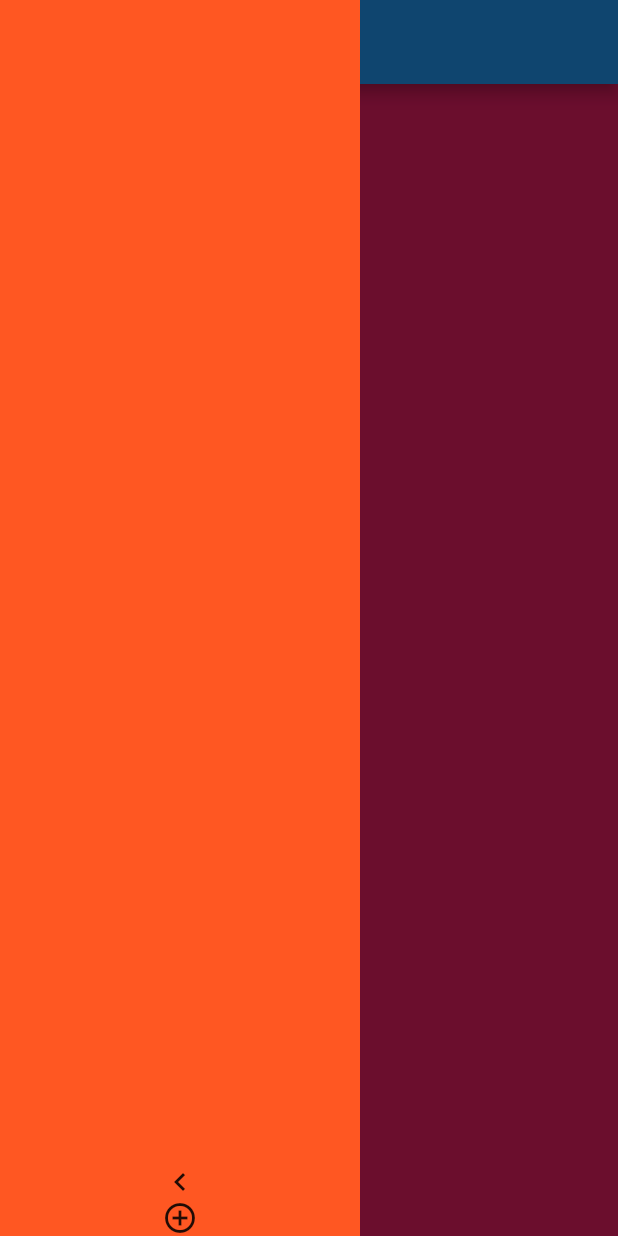
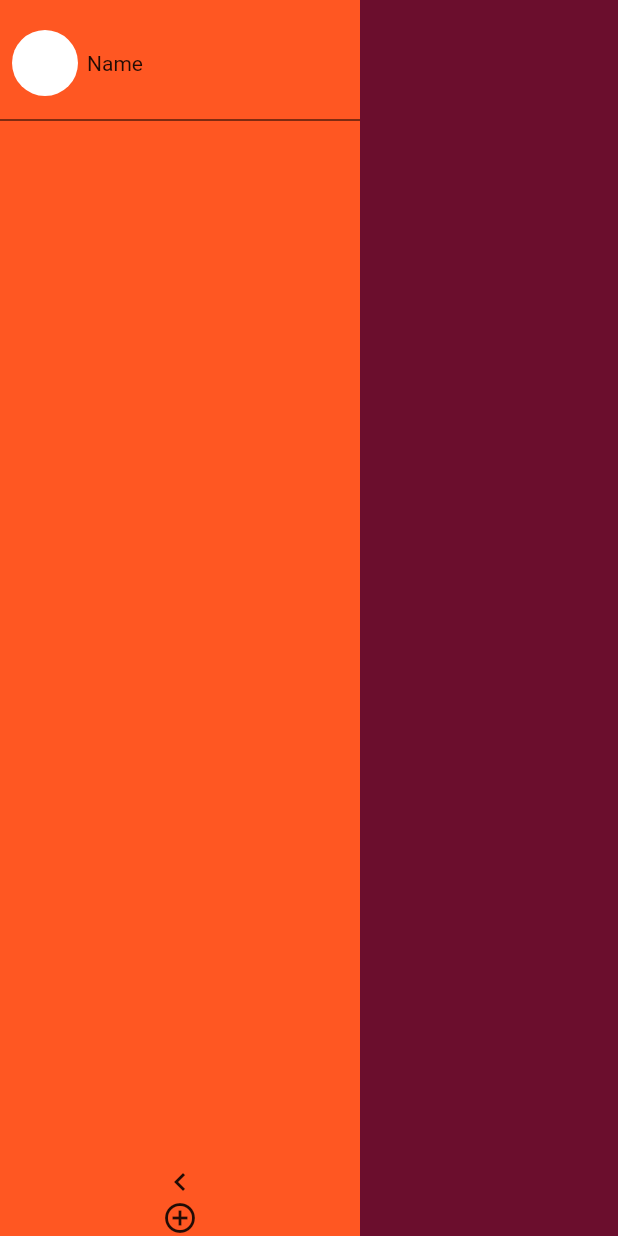
Before and after one commit to yoR-rihsihS/privately, a Flutter app: the HomePage screen opened directly, with the side drawer open, on a phone screen of 412 x 824 dp. Run offline on Flutter 3.47's test engine with Material 2 defaults, Android fonts, the phone set to English and light mode, and no system bars; our stand-ins replace firebase_auth, google_sign_in; accounts and stored records are empty.

Commit message:
somewhere in middle

```diff
--- a/lib/components/chat_head.dart
+++ b/lib/components/chat_head.dart
@@ -2,31 +2,26 @@ import 'package:flutter/material.dart';
 
 class ChatHead extends StatefulWidget {
   final String name;
-  final int index;
+  final Color color;
   final AnimationController animationController;
   final double maxWidth;
   final double minWidth;
+  final VoidCallback onTap;
 
-  ChatHead(
-      {this.name,
-      this.index,
+  ChatHead({
+    this.name,
+    this.color,
     this.animationController,
     this.minWidth,
-      this.maxWidth});
+    this.maxWidth,
+    this.onTap,
+  });
 
   _ChatHeadState createState() => _ChatHeadState();
 }
 
 class _ChatHeadState extends State<ChatHead> {
   Animation<double> widthAnimation, sizedBoxAnimation;
-
-  List<Color> colorlist = [
-    Colors.teal,
-    Colors.cyan,
-    Colors.indigo,
-    Colors.purple,
-    Colors.red
-  ];
 
   void initState() {
     super.initState();
@@ -42,11 +37,13 @@ class _ChatHeadState extends State<ChatHead> {
         bottom: 8.0,
         left: 8.0,
       ),
+      child: InkWell(
+        onTap: widget.onTap,
         child: Row(
           children: <Widget>[
             CircleAvatar(
               radius: 22.0,
-            backgroundColor: colorlist[widget.index % 5],
+              backgroundColor: widget.color,
             ),
             SizedBox(
               width: 6.0,
@@ -58,12 +55,15 @@ class _ChatHeadState extends State<ChatHead> {
                       overflow: TextOverflow.ellipsis,
                     ),
                   )
-              : SizedBox(width: 0.0,),
+                : SizedBox(
+                    width: 0.0,
+                  ),
             SizedBox(
               width: sizedBoxAnimation.value,
             ),
           ],
         ),
+      ),
     );
   }
 }
--- a/lib/components/collapsing_drawer.dart
+++ b/lib/components/collapsing_drawer.dart
@@ -3,10 +3,16 @@ import 'package:privately/components/chat_head.dart';
 import 'package:privately/models/chat_head_model.dart';
 
 class CollapsingDrawer extends StatefulWidget {
+  final int currentSelectedIndex;
   final List<ChatHeadModel> chatHeadModel;
-  final VoidCallback addChatHead;
+  final Function(BuildContext) addChatHead;
+  final Function(int) changePage;
 
-  CollapsingDrawer({this.chatHeadModel, this.addChatHead});
+  CollapsingDrawer(
+      {this.chatHeadModel,
+      this.addChatHead,
+      this.changePage,
+      this.currentSelectedIndex});
 
   _CollapsingDrawerState createState() => _CollapsingDrawerState();
 }
@@ -39,8 +45,29 @@ class _CollapsingDrawerState extends State<CollapsingDrawer>
       width: widthAnimation.value,
       child: Column(
         children: <Widget>[
-          SizedBox(
-            height: 80.0,
+          Container(
+            height: 72.0,
+            width: widthAnimation.value,
+            color: Colors.deepOrange[500],
+            child: Column(
+                mainAxisAlignment: MainAxisAlignment.end,
+                children: <Widget>[
+                  ChatHead(
+                    name: "Name",
+                    color: widget.currentSelectedIndex == 0
+                        ? Colors.white
+                        : Colors.black,
+                    animationController: _animationController,
+                    minWidth: minWidth,
+                    maxWidth: maxWidth,
+                    onTap: () {
+                      widget.changePage(0);
+                    },
+                  ),
+                ]),
+          ),
+          Divider(
+            color: Colors.black,
           ),
           Expanded(
             child: ListView.builder(
@@ -50,10 +77,15 @@ class _CollapsingDrawerState extends State<CollapsingDrawer>
               itemBuilder: (BuildContext context, int counter) {
                 return ChatHead(
                   name: widget.chatHeadModel[counter].name,
-                  index: widget.chatHeadModel[counter].index,
+                  color: widget.currentSelectedIndex == (counter + 1)
+                      ? Colors.white
+                      : Colors.black,
                   animationController: _animationController,
                   minWidth: minWidth,
                   maxWidth: maxWidth,
+                  onTap: () {
+                    widget.changePage(counter + 1);
+                  },
                 );
               },
               itemCount: widget.chatHeadModel == null
@@ -76,7 +108,7 @@ class _CollapsingDrawerState extends State<CollapsingDrawer>
             child: Icon(Icons.add_circle_outline),
             onTap: () {
               setState(() {
-                widget.addChatHead();
+                widget.addChatHead(context);
               });
             },
           ),
--- a/lib/models/chat_head_model.dart
+++ b/lib/models/chat_head_model.dart
@@ -1,7 +1,13 @@
-class ChatHeadModel
-{
+import 'package:flutter/material.dart';
+
+class ChatHeadModel {
   String name;
-  int index;
+  String chatId;
+  int icon;
 
-  ChatHeadModel({this.name, this.index});
+  ChatHeadModel({
+    this.name,
+    this.icon,
+    this.chatId,
+  });
 }
--- a/lib/pages/home_page.dart
+++ b/lib/pages/home_page.dart
@@ -1,7 +1,10 @@
 import 'package:flutter/material.dart';
 import 'package:privately/authentication.dart';
+import 'package:privately/components/add_chartroom.dart';
 import 'package:privately/components/collapsing_drawer.dart';
 import 'package:privately/models/chat_head_model.dart';
+import 'package:intl/intl.dart';
+import 'package:privately/pages/chat_room.dart';
 
 class HomePage extends StatefulWidget {
   final VoidCallback onSignedOut;
@@ -9,27 +12,61 @@ class HomePage extends StatefulWidget {
 
   HomePage({this.onSignedOut, this.auth});
 
-  @override
   _HomePageState createState() => _HomePageState();
 }
 
 class _HomePageState extends State<HomePage> {
   List<ChatHeadModel> chatHeadModel = [];
+  int currentSelectedIndex = 0;
+  String _name;
+  var format = DateFormat("H-m-d-M-y");
 
-  void addChatHead()
-  {
+  void getName(String name) {
+    _name = name;
+  }
+
+  void createChatRoom() {
+    var now = format.format(DateTime.now());
+    print(_name.replaceAll(" ", "") + "-" + now);
     setState(() {
-      chatHeadModel.add(ChatHeadModel(name: "1234567891123456789212345", index: (chatHeadModel.length + 1)));
+      chatHeadModel.add(ChatHeadModel(
+        name: _name,
+        chatId: (_name + "-" + now),
+      ));
+      currentSelectedIndex = chatHeadModel.length;
+    });
+    Navigator.of(context).pop();
+    Navigator.of(context).pop();
+  }
+
+  void addChatHead(BuildContext context) {
+    showDialog(
+      context: context,
+      barrierDismissible: true,
+      builder: (BuildContext context) {
+        return AddChatRoom(
+          putName: getName,
+          createChatRoom: createChatRoom,
+        );
+      },
+    );
+  }
+
+  void changePage(int index) {
+    setState(() {
+      currentSelectedIndex = index;
     });
   }
 
   Widget build(BuildContext context) {
     return Scaffold(
-      appBar: AppBar(),
       drawer: CollapsingDrawer(
         chatHeadModel: chatHeadModel,
         addChatHead: addChatHead,
+        changePage: changePage,
+        currentSelectedIndex: currentSelectedIndex,
       ),
+
       body: Container(
         color: Colors.pink,
         child: Center(
@@ -42,9 +79,10 @@ class _HomePageState extends State<HomePage> {
                   print(e.toString());
                 }
               },
-              child: Text('SignOut')),
+              child: Text('SignOut $currentSelectedIndex')),
         ),
       ),
+      // body: ChatRoom(),
     );
   }
 }
--- a/pubspec.yaml
+++ b/pubspec.yaml
@@ -23,9 +23,12 @@ environment:
 dependencies:
   flutter:
     sdk: flutter
-  cupertino_icons: ^0.1.3
   firebase_auth:
   google_sign_in:
+  cloud_firestore:
+  firebase_storage:
+  intl:
+
 
 dev_dependencies:
   flutter_test:
```
Also changed, not shown: lib/components/add_chartroom.dart (added, +53 -0 lines), lib/pages/chat_room.dart (added, +18 -0 lines), lib/create_chat_room.dart (added), pubspec.lock, 1 other file. Lines whose indentation alone changed are shown as unchanged.
